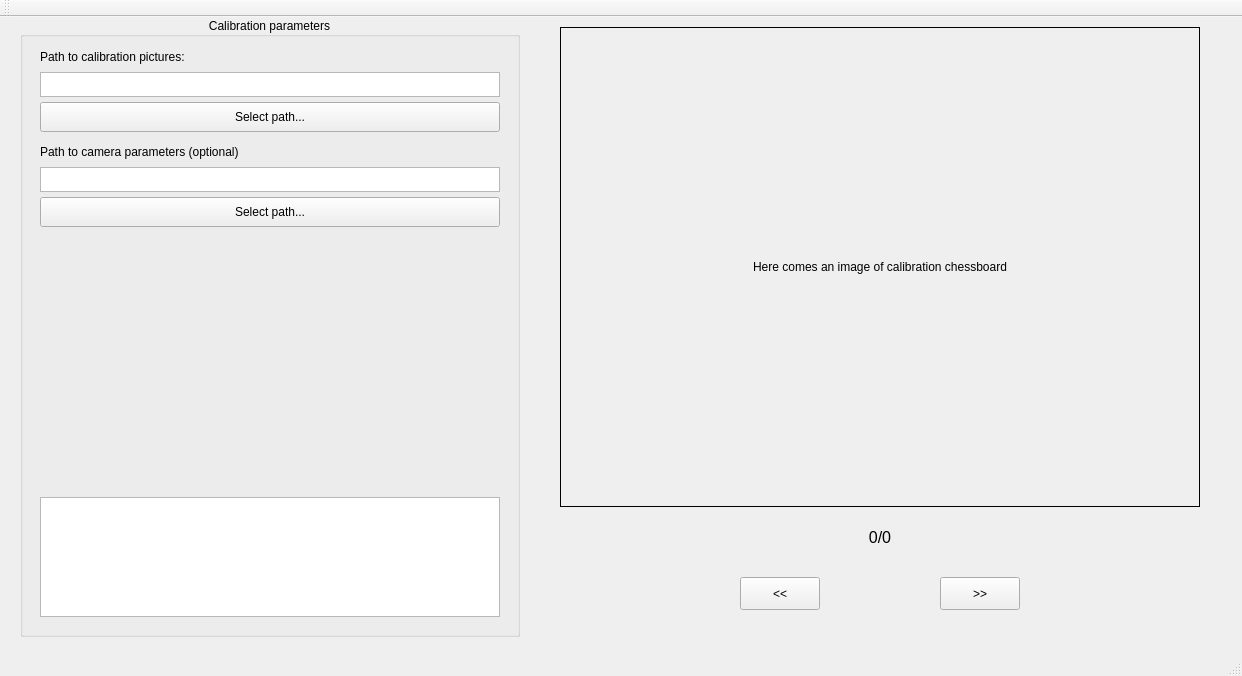
Qt form gui-beta/calib-gui/calibgui.ui (Kuwashitamidayo/camera_calib) before a commit.
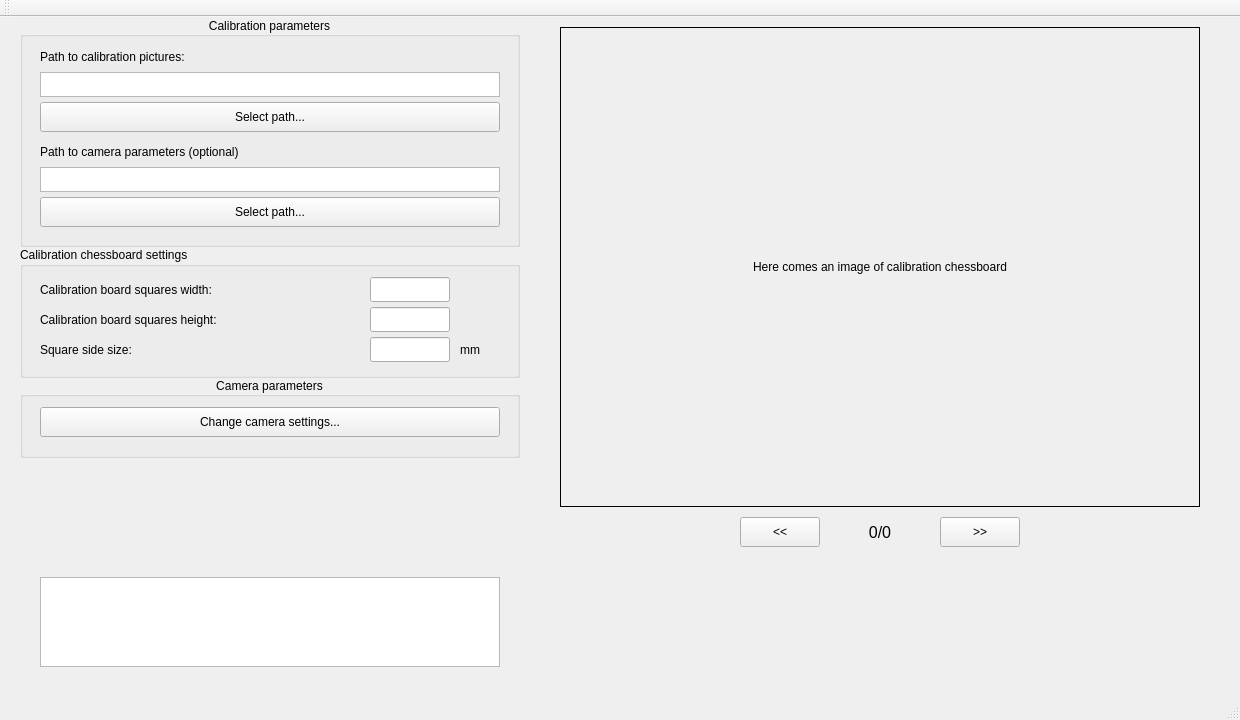
The same form after that commit.

Commit message: Added some new interface elements (camera and calibration chessboard parameters). Log window started to work when files are loaded. Fixed code for canceling the open file window.

What changed in the file:
```diff
--- a/gui-beta/calib-gui/calibgui.ui
+++ b/gui-beta/calib-gui/calibgui.ui
@@ -6,8 +6,8 @@
    <rect>
     <x>0</x>
     <y>0</y>
-    <width>1242</width>
-    <height>676</height>
+    <width>1240</width>
+    <height>720</height>
    </rect>
   </property>
   <property name="windowTitle">
@@ -23,7 +23,7 @@
       <x>20</x>
       <y>0</y>
       <width>500</width>
-      <height>620</height>
+      <height>230</height>
      </rect>
     </property>
     <property name="locale">
@@ -41,16 +41,6 @@
     <property name="checkable">
      <bool>false</bool>
     </property>
-    <widget class="QPlainTextEdit" name="textLogWindw">
-     <property name="geometry">
-      <rect>
-       <x>20</x>
-       <y>480</y>
-       <width>460</width>
-       <height>120</height>
-      </rect>
-     </property>
-    </widget>
     <widget class="QTextBrowser" name="textImagesPath">
      <property name="geometry">
       <rect>
@@ -128,9 +118,9 @@
     <property name="geometry">
      <rect>
       <x>740</x>
-      <y>560</y>
+      <y>500</y>
       <width>80</width>
-      <height>33</height>
+      <height>30</height>
      </rect>
     </property>
     <property name="text">
@@ -141,9 +131,9 @@
     <property name="geometry">
      <rect>
       <x>940</x>
-      <y>560</y>
+      <y>500</y>
       <width>80</width>
-      <height>33</height>
+      <height>30</height>
      </rect>
     </property>
     <property name="text">
@@ -175,10 +165,10 @@
    <widget class="QLabel" name="textImagesCount">
     <property name="geometry">
      <rect>
-      <x>560</x>
-      <y>510</y>
-      <width>640</width>
-      <height>20</height>
+      <x>820</x>
+      <y>500</y>
+      <width>120</width>
+      <height>30</height>
      </rect>
     </property>
     <property name="font">
@@ -193,6 +183,161 @@
      <set>Qt::AlignCenter</set>
     </property>
    </widget>
+   <widget class="QTextEdit" name="textLogWindow">
+    <property name="geometry">
+     <rect>
+      <x>40</x>
+      <y>560</y>
+      <width>460</width>
+      <height>90</height>
+     </rect>
+    </property>
+    <property name="font">
+     <font>
+      <family>DejaVu Sans Mono</family>
+      <pointsize>7</pointsize>
+     </font>
+    </property>
+    <property name="readOnly">
+     <bool>true</bool>
+    </property>
+   </widget>
+   <widget class="QGroupBox" name="gCalibChessboard">
+    <property name="geometry">
+     <rect>
+      <x>20</x>
+      <y>230</y>
+      <width>500</width>
+      <height>131</height>
+     </rect>
+    </property>
+    <property name="title">
+     <string>Calibration chessboard settings</string>
+    </property>
+    <widget class="QLabel" name="labelCalibSquaremm">
+     <property name="geometry">
+      <rect>
+       <x>430</x>
+       <y>90</y>
+       <width>40</width>
+       <height>25</height>
+      </rect>
+     </property>
+     <property name="text">
+      <string>mm</string>
+     </property>
+     <property name="alignment">
+      <set>Qt::AlignCenter</set>
+     </property>
+    </widget>
+    <widget class="QLabel" name="labelCalibBoardH">
+     <property name="geometry">
+      <rect>
+       <x>20</x>
+       <y>60</y>
+       <width>310</width>
+       <height>25</height>
+      </rect>
+     </property>
+     <property name="text">
+      <string>Calibration board squares height:</string>
+     </property>
+    </widget>
+    <widget class="QLabel" name="labelCalibBoardW">
+     <property name="geometry">
+      <rect>
+       <x>20</x>
+       <y>30</y>
+       <width>310</width>
+       <height>25</height>
+      </rect>
+     </property>
+     <property name="text">
+      <string>Calibration board squares width:</string>
+     </property>
+    </widget>
+    <widget class="QLabel" name="labelCalibSquareSize">
+     <property name="geometry">
+      <rect>
+       <x>20</x>
+       <y>90</y>
+       <width>310</width>
+       <height>25</height>
+      </rect>
+     </property>
+     <property name="text">
+      <string>Square side size:</string>
+     </property>
+    </widget>
+    <widget class="QLineEdit" name="textCalibBoardW">
+     <property name="geometry">
+      <rect>
+       <x>350</x>
+       <y>30</y>
+       <width>80</width>
+       <height>25</height>
+      </rect>
+     </property>
+    </widget>
+    <widget class="QLineEdit" name="textCalibBoardH">
+     <property name="geometry">
+      <rect>
+       <x>350</x>
+       <y>60</y>
+       <width>80</width>
+       <height>25</height>
+      </rect>
+     </property>
+    </widget>
+    <widget class="QLineEdit" name="textCalibSquareSize">
+     <property name="geometry">
+      <rect>
+       <x>350</x>
+       <y>90</y>
+       <width>80</width>
+       <height>25</height>
+      </rect>
+     </property>
+    </widget>
+   </widget>
+   <widget class="QGroupBox" name="gBoxCameraParams">
+    <property name="geometry">
+     <rect>
+      <x>20</x>
+      <y>360</y>
+      <width>500</width>
+      <height>81</height>
+     </rect>
+    </property>
+    <property name="locale">
+     <locale language="English" country="UnitedKingdom"/>
+    </property>
+    <property name="title">
+     <string>Camera parameters</string>
+    </property>
+    <property name="alignment">
+     <set>Qt::AlignCenter</set>
+    </property>
+    <property name="flat">
+     <bool>false</bool>
+    </property>
+    <property name="checkable">
+     <bool>false</bool>
+    </property>
+    <widget class="QPushButton" name="buttonChangeCamSettings">
+     <property name="geometry">
+      <rect>
+       <x>20</x>
+       <y>30</y>
+       <width>460</width>
+       <height>30</height>
+      </rect>
+     </property>
+     <property name="text">
+      <string>Change camera settings...</string>
+     </property>
+    </widget>
+   </widget>
   </widget>
   <widget class="QMenuBar" name="menuBar">
    <property name="geometry">
```
Left out of the diff: 2 changed lines with no effect on the pictures. The commit also changes 2 other files.
